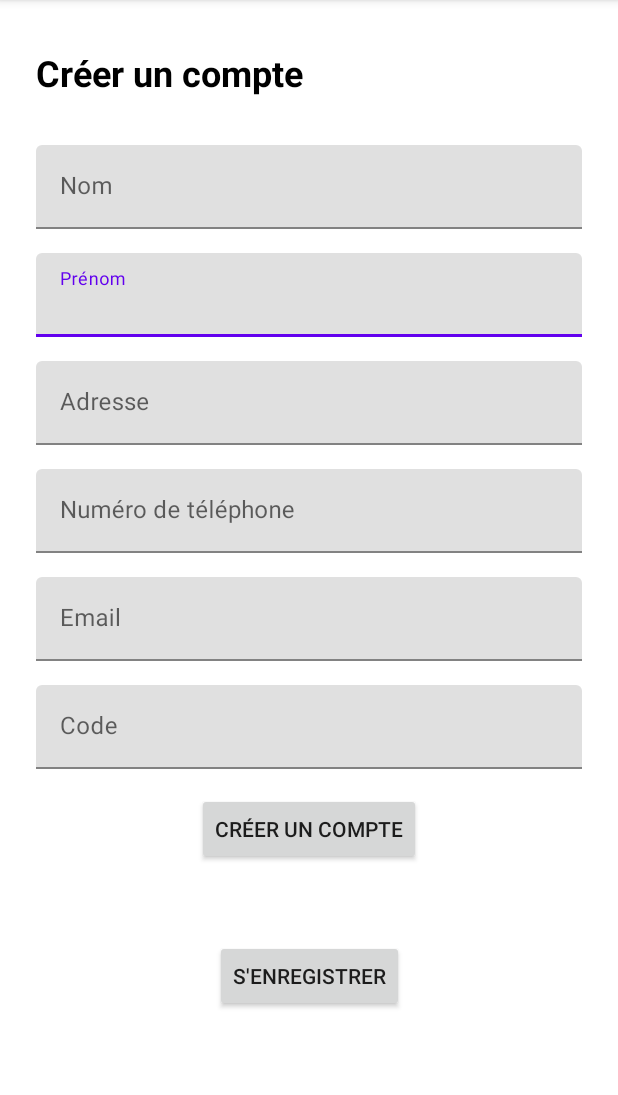
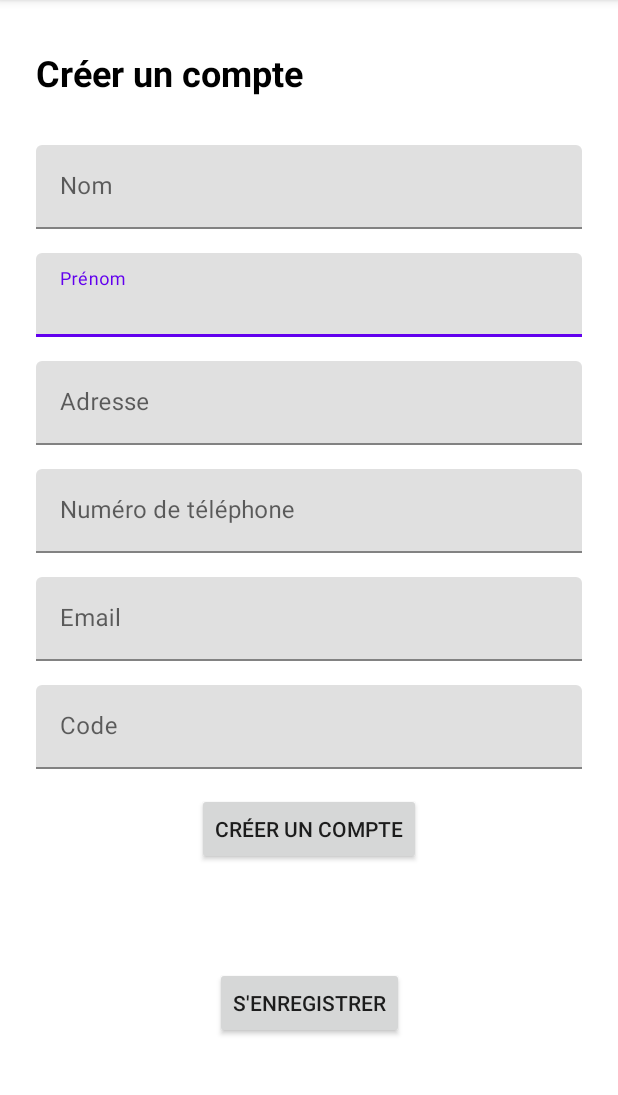
Before and after one commit to HubertLaury/Alzeihm-heure, an Android app: the screen it shows after launch (RegisterActivity), on a phone screen of 412 x 824 dp, the part 84-1179 px from its top. Run offline under Robolectric (Android 15) with nearby library versions, the phone set to English and light mode, and no system bars; our stand-ins replace Volley.

Commit message:
Login/Register

```diff
--- a/app/src/main/java/fr/isen/alzeihmheure/register/RegisterActivity.kt
+++ b/app/src/main/java/fr/isen/alzeihmheure/register/RegisterActivity.kt
@@ -27,13 +27,20 @@ class RegisterActivity : AppCompatActivity() {
         binding = ActivityRegisterBinding.inflate(layoutInflater)
         super.onCreate(savedInstanceState)
         setContentView(binding.root)
-        val button = findViewById<Button>(R.id.btnRegister)
+        /*val button = findViewById<Button>(R.id.btnRegister)
         button.setOnClickListener {
             val intent = Intent(this, MainActivity::class.java)
             startActivity(intent)
         }
         val button2 = findViewById<Button>(R.id.btnLogin)
         button2.setOnClickListener {
+            val intent = Intent(this, LoginActivity::class.java)
+            startActivity(intent)
+        }*/
+        binding.btnRegister.setOnClickListener {
+            register()
+        }
+        binding.btnLogin.setOnClickListener {
             val intent = Intent(this, LoginActivity::class.java)
             startActivity(intent)
         }
--- a/app/src/main/res/layout/activity_register.xml
+++ b/app/src/main/res/layout/activity_register.xml
@@ -149,9 +149,9 @@
         android:layout_width="wrap_content"
         android:layout_height="wrap_content"
         android:layout_marginStart="159dp"
-        android:layout_marginTop="16dp"
+        android:layout_marginTop="32dp"
         android:layout_marginEnd="159dp"
-        android:layout_marginBottom="59dp"
+        android:layout_marginBottom="40dp"
         android:text="@string/login"
         app:layout_constraintBottom_toBottomOf="parent"
         app:layout_constraintEnd_toEndOf="parent"
```
Also changed, not shown: app/src/main/java/fr/isen/alzeihmheure/login/LoginActivity.kt (+7 -3 lines).
